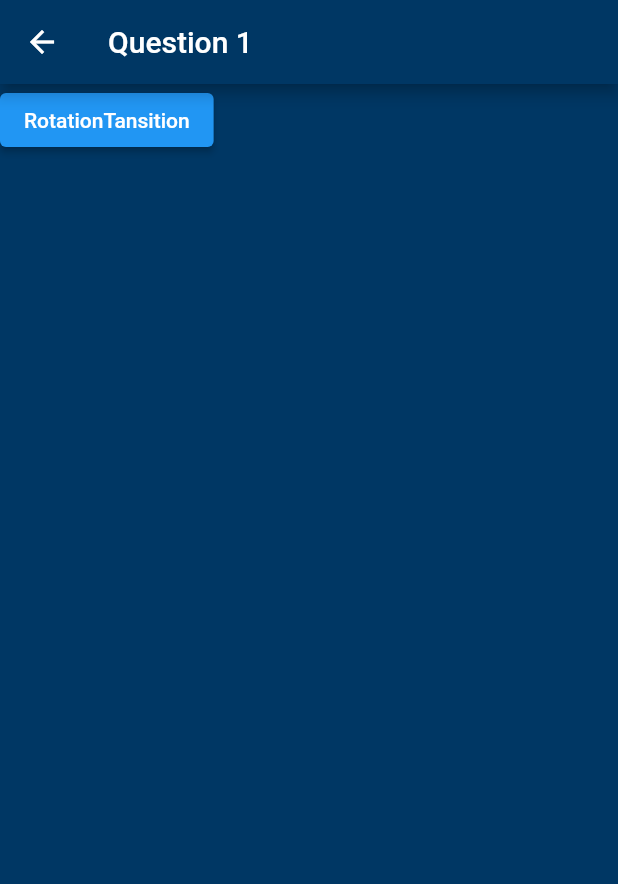
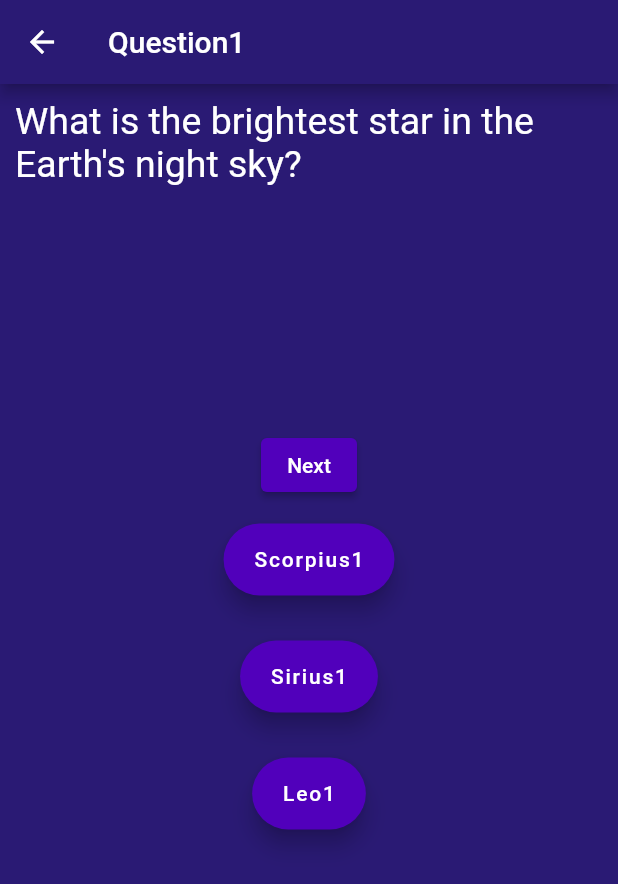
Before and after one commit to dr-programmer/HackTues8---TE-AM-new, a Flutter app: the Question screen opened directly, on a phone screen of 412 x 824 dp. Shown: the top 884 px of the screen. Run offline on Flutter 3.47's test engine with Material 2 defaults, Android fonts, the light colour scheme and no system bars.

Commit message:
The final changes.

```diff
--- a/sirius/lib/Question.dart
+++ b/sirius/lib/Question.dart
@@ -1,3 +1,5 @@
+import 'package:flutter/cupertino.dart';
+import 'package:flutter/foundation.dart';
 import 'package:flutter/material.dart';
 import 'Variables.dart';
 
@@ -27,21 +29,80 @@ class _QuestionState extends State<Question> {
 
   Widget build(BuildContext context) {
     return Scaffold(
-      backgroundColor: Color.fromARGB(255, 0, 55, 100),
+      backgroundColor: Color.fromARGB(255, 42, 26, 116),
       appBar: AppBar(
-        title: const Text("Question 1"),
-        backgroundColor: Color.fromARGB(255, 0, 55, 100),
+        title: Text('Question' + idQ.toString()),
+        backgroundColor: Color.fromARGB(255, 42, 26, 116),
       ),
       body: Column(
         children: [
-          ElevatedButton(
-            child: const Text('RotationTansition'),
-            onPressed: () {
-              Navigator.push(context, RotationRoute(page: Question(id: 2)));
-              xp += 100;
-              sxp = xp.toString();
-            },
+          const SafeArea(
+            child: SizedBox(
+              height: 230,
+              child: Padding(
+                padding: EdgeInsets.all(10.0),
+                child: Text(
+                  "What is the brightest star in the Earth's night sky?",
+                  style: TextStyle(fontSize: 25, color: Colors.white),
+                ),
+              ),
+            ),
           ),
+          Stack(children: [
+            Container(
+              margin: EdgeInsets.all(30),
+              height: 300,
+              child: Align(
+                child: ButtonBar(
+                  alignment: MainAxisAlignment.center,
+                  buttonPadding:
+                      const EdgeInsets.symmetric(horizontal: 30, vertical: 10),
+                  children: [
+                    FloatingActionButton.extended(
+                      onPressed: () {},
+                      label: Text('Scorpius' + idQ.toString()),
+                      backgroundColor: Color.fromARGB(255, 81, 0, 187),
+                    ),
+                    const SizedBox(
+                      height: 30,
+                    ),
+                    FloatingActionButton.extended(
+                      onPressed: () {
+                        xp += 100;
+                        sxp = xp.toString();
+                      },
+                      label: Text('Sirius' + idQ.toString()),
+                      backgroundColor: Color.fromARGB(255, 81, 0, 187),
+                    ),
+                    const SizedBox(
+                      height: 30,
+                    ),
+                    FloatingActionButton.extended(
+                      onPressed: () {},
+                      label: Text('Leo' + idQ.toString()),
+                      backgroundColor: Color.fromARGB(255, 81, 0, 187),
+                    ),
+                    const SizedBox(
+                      height: 30,
+                    ),
+                  ],
+                ),
+              ),
+            ),
+            Container(
+              alignment: Alignment.bottomCenter,
+              child: ElevatedButton(
+                style: ElevatedButton.styleFrom(
+                  primary: Color.fromARGB(255, 81, 0, 187),
+                ),
+                child: const Text('Next'),
+                onPressed: () {
+                  Navigator.push(
+                      context, FadeRoute(page: Question(id: idQ + 1)));
+                },
+              ),
+            )
+          ]),
         ],
       ),
     );
@@ -49,9 +110,9 @@ class _QuestionState extends State<Question> {
   }
 }
 
-class RotationRoute extends PageRouteBuilder {
+class FadeRoute extends PageRouteBuilder {
   final Widget page;
-  RotationRoute({required this.page})
+  FadeRoute({required this.page})
       : super(
           pageBuilder: (
             BuildContext context,
@@ -59,23 +120,14 @@ class RotationRoute extends PageRouteBuilder {
             Animation<double> secondaryAnimation,
           ) =>
               page,
-          transitionDuration: Duration(seconds: 1),
           transitionsBuilder: (
             BuildContext context,
             Animation<double> animation,
             Animation<double> secondaryAnimation,
             Widget child,
           ) =>
-              RotationTransition(
-            turns: Tween<double>(
-              begin: 0.0,
-              end: 1.0,
-            ).animate(
-              CurvedAnimation(
-                parent: animation,
-                curve: Curves.linear,
-              ),
-            ),
+              FadeTransition(
+            opacity: animation,
             child: child,
           ),
         );
--- a/sirius/lib/Variables.dart
+++ b/sirius/lib/Variables.dart
@@ -1,2 +1,5 @@
 int xp = 0;
 String sxp = '0';
+
+String uname = 'Admin';
+String upassword = 'Admin';
--- a/sirius/lib/homepage.dart
+++ b/sirius/lib/homepage.dart
@@ -21,9 +21,9 @@ class _myHomePageState extends State<myHomePage> {
             appBar: AppBar(
               centerTitle: true,
               title: const Text('Home Page'),
-              backgroundColor: Color.fromARGB(255, 0, 55, 100),
+              backgroundColor: Color.fromARGB(255, 42, 26, 116),
             ),
-            backgroundColor: Color.fromARGB(255, 0, 55, 100),
+            backgroundColor: Color.fromARGB(255, 42, 26, 116),
           ),
           Padding(
             padding: const EdgeInsets.fromLTRB(100, 350, 0, 10),
--- a/sirius/lib/main.dart
+++ b/sirius/lib/main.dart
@@ -15,7 +15,7 @@ class MyApp extends StatelessWidget {
       home: Scaffold(
         appBar: AppBar(
           title: const Text(_title),
-          backgroundColor: Color.fromARGB(255, 0, 55, 100),
+          backgroundColor: Color.fromARGB(255, 42, 26, 116),
         ),
         body: const MyStatefulWidget(),
       ),
@@ -37,7 +37,7 @@ class _MyStatefulWidgetState extends State<MyStatefulWidget> {
   @override
   Widget build(BuildContext context) {
     return Container(
-      color: Color.fromARGB(255, 0, 55, 100),
+      color: Color.fromARGB(255, 42, 26, 116),
       child: Padding(
           padding: const EdgeInsets.all(10),
           child: ListView(
@@ -99,7 +99,7 @@ class _MyStatefulWidgetState extends State<MyStatefulWidget> {
                   padding: const EdgeInsets.fromLTRB(10, 0, 10, 0),
                   child: ElevatedButton(
                     style: ElevatedButton.styleFrom(
-                      primary: Colors.blue,
+                      primary: Color.fromARGB(255, 17, 8, 56),
                     ),
                     child: const Text('Login'),
                     onPressed: () {
--- a/sirius/lib/main2.dart
+++ b/sirius/lib/main2.dart
@@ -50,7 +50,7 @@ class _MyStatefulWidgetState extends State<MyStatefulWidget> {
         child: _widgetOptions.elementAt(_selectedIndex),
       ),
       bottomNavigationBar: BottomNavigationBar(
-        backgroundColor: Color.fromARGB(255, 0, 75, 187),
+        backgroundColor: Color.fromARGB(255, 17, 8, 56),
         items: const <BottomNavigationBarItem>[
           BottomNavigationBarItem(
             icon: Icon(Icons.home),
@@ -69,7 +69,7 @@ class _MyStatefulWidgetState extends State<MyStatefulWidget> {
           ),
         ],
         currentIndex: _selectedIndex,
-        selectedItemColor: Colors.amber[800],
+        selectedItemColor: Color.fromARGB(255, 110, 102, 199),
         unselectedItemColor: Colors.white,
         onTap: _onItemTapped,
       ),
```
Also changed, not shown: sirius/lib/BlogPage.dart (+11 -9 lines), sirius/lib/profile.dart (+6 -3 lines).
